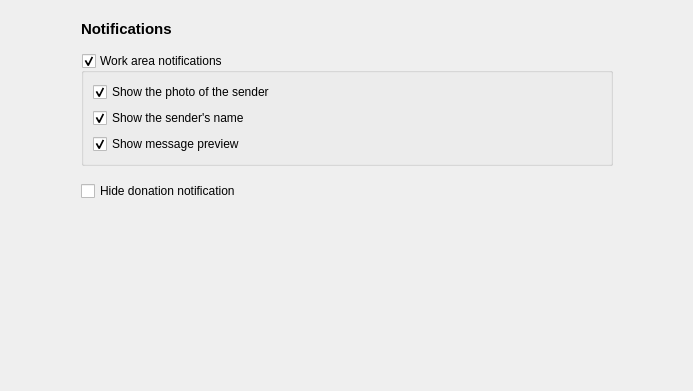
Old version of the form zapzap/ui/ui_page_notifications.ui in the repository rafatosta/zapzap; both pictures show x 0 to 693 and y 0 to 391 of the 693 by 620 pixel window.
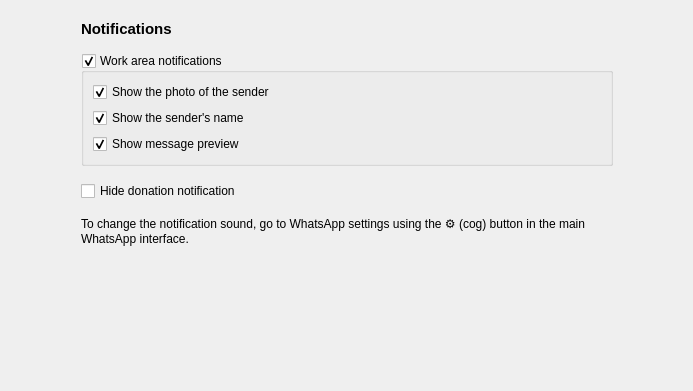
New version of the form.

Commit message:
Add informational label about notification sound in WhatsApp settings
Agent-Logs-Url: https://github.com/rafatosta/zapzap/sessions/f888fade-77c5-47e9-8fd2-7bf55656a6bf

The edit to the form file:
```diff
--- a/zapzap/ui/ui_page_notifications.ui
+++ b/zapzap/ui/ui_page_notifications.ui
@@ -109,6 +109,16 @@
           </property>
          </widget>
         </item>
+        <item>
+         <widget class="QLabel" name="label_sound_info">
+          <property name="text">
+           <string>To change the notification sound, go to WhatsApp settings using the ⚙ (cog) button in the main WhatsApp interface.</string>
+          </property>
+          <property name="wordWrap">
+           <bool>true</bool>
+          </property>
+         </widget>
+        </item>
        </layout>
       </widget>
      </item>
```
The commit also changes 18 other files.
